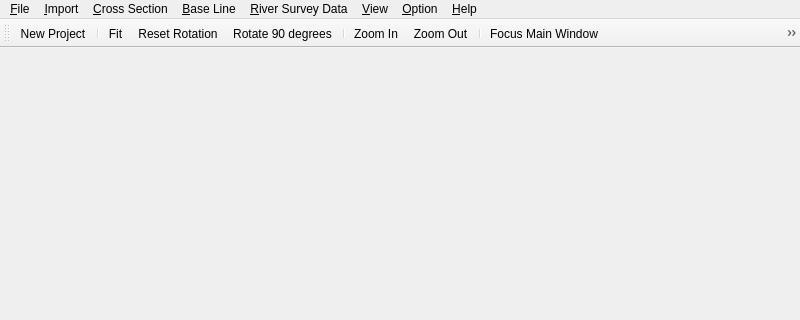
Old version of the form apps/rivmaker/main/rivmakermainwindow.ui in the repository i-RIC/prepost-gui; both pictures show x 0 to 800 and y 0 to 320 of the 800 by 600 pixel window.
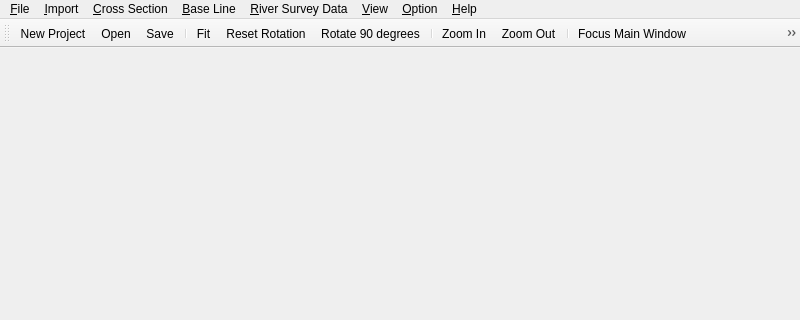
New version of the form. Icons and pictures are not drawn.

The edit to the form file:
```diff
--- a/apps/rivmaker/main/rivmakermainwindow.ui
+++ b/apps/rivmaker/main/rivmakermainwindow.ui
@@ -175,6 +175,8 @@
     <bool>false</bool>
    </attribute>
    <addaction name="newProjectAction"/>
+   <addaction name="openAction"/>
+   <addaction name="saveAction"/>
    <addaction name="separator"/>
    <addaction name="fitAction"/>
    <addaction name="resetRotationAction"/>
```
Left out of the diff: 9 changed lines with no effect on the pictures.
